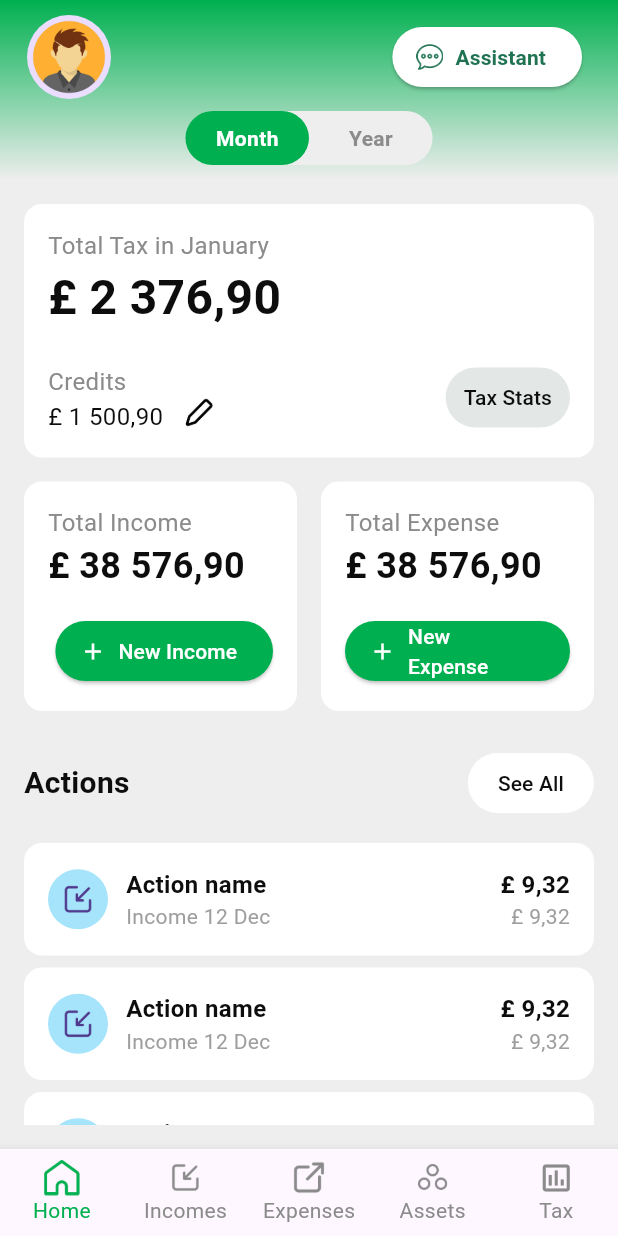
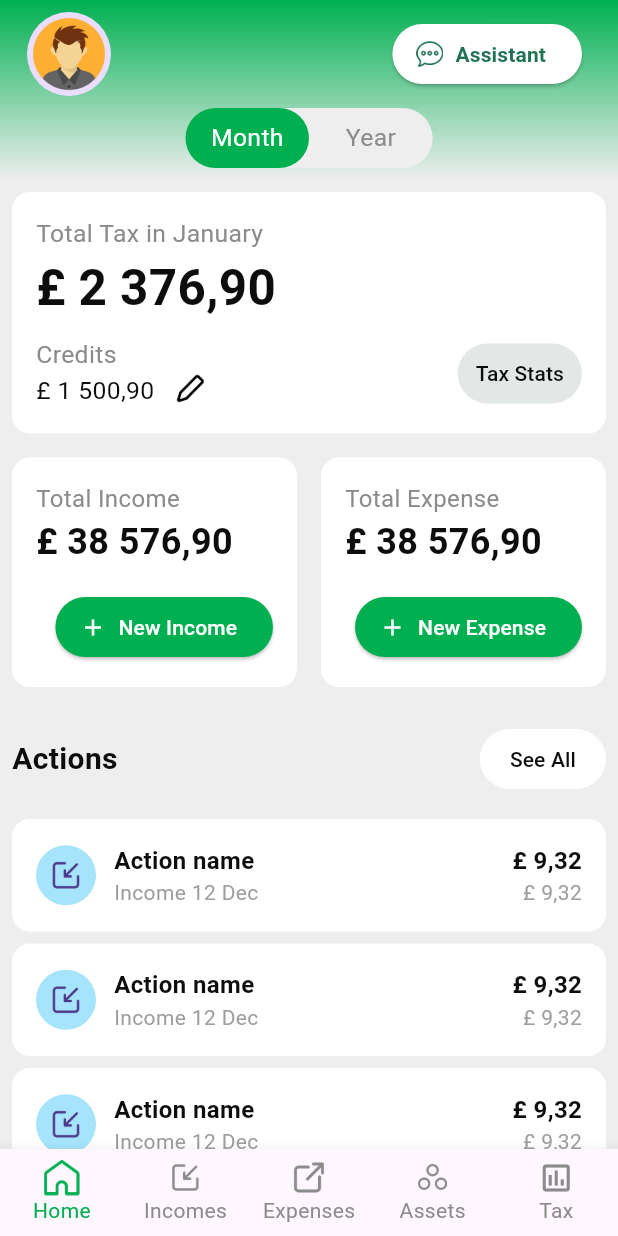
Before and after one commit to garimavirtual1234/ledger_demo, a Flutter app: the screen it shows after launch, on a phone screen of 412 x 824 dp. Run offline on Flutter 3.47's test engine with Material 3 defaults, Android fonts, the light colour scheme and no system bars; our stand-ins replace get; Roboto replaces fonts that are missing (Montserrat).

Commit message:
modify toggle button ui

```diff
--- a/lib/app/modules/home/view/home_page.dart
+++ b/lib/app/modules/home/view/home_page.dart
@@ -10,6 +10,7 @@ import '../widgets/action_list.dart';
 import '../widgets/summary_card_widget.dart';
 import '../widgets/toogle_button.dart';
 
+//his file is for managing app dashboard with most of the options of the app
 class FinanceDashboard extends StatelessWidget {
   const FinanceDashboard({super.key});
 
@@ -22,15 +23,11 @@ class FinanceDashboard extends StatelessWidget {
             centerTitle: true,
             toolbarHeight: 120,
             flexibleSpace: Container(
-             decoration:  BoxDecoration(
+              decoration: BoxDecoration(
                   gradient: LinearGradient(
                       begin: Alignment.topCenter,
                       end: Alignment.bottomCenter,
-                     colors: [
-                       kPrimaryColor!,
-                       kBgColor!
-                     ])
-             ),
+                      colors: [kPrimaryColor!, kBgColor!])),
               child: Column(
                 mainAxisAlignment: MainAxisAlignment.center,
                 children: [
@@ -41,11 +38,15 @@ class FinanceDashboard extends StatelessWidget {
                     ),
                     trailing: ElevatedButton.icon(
                       onPressed: () {},
-                     icon: ImageIcon(const AssetImage(chatIcon),color: kDarkGreenColor,),
-                     label: CustomizedTextWidget(textValue: AppConstants.assistant,style: TextStyle(
+                      icon: ImageIcon(
+                        const AssetImage(chatIcon),
                         color: kDarkGreenColor,
-                       fontWeight: FontWeight.bold
-                     ),),
+                      ),
+                      label: CustomizedTextWidget(
+                        textValue: AppConstants.assistant,
+                        style: TextStyle(
+                            color: kDarkGreenColor, fontWeight: FontWeight.bold),
+                      ),
                       style: ElevatedButton.styleFrom(
                         backgroundColor: kSecondaryColor,
                         shape: RoundedRectangleBorder(
@@ -58,14 +59,15 @@ class FinanceDashboard extends StatelessWidget {
                     height: 8,
                   ),
                   const ToggleButton()
-
                 ],
               ),
             ),
           ),
-         body: Padding(
-           padding: const EdgeInsets.all(16.0),
-           child: SingleChildScrollView(
+          body: LayoutBuilder(builder: (context, constraints) {
+            double fontSize = constraints.maxWidth * 0.10;
+            return SingleChildScrollView(
+              child: Padding(
+                padding: const EdgeInsets.all(8.0),
                 child: Column(
                   crossAxisAlignment: CrossAxisAlignment.start,
                   children: [
@@ -80,42 +82,41 @@ class FinanceDashboard extends StatelessWidget {
                         crossAxisAlignment: CrossAxisAlignment.start,
                         children: [
                           CustomizedTextWidget(
-                        textValue:
-                         AppConstants.totalTax,
-                         style: TextStyle(fontSize: 16, color: kSubtitleTextColor),
+                            textValue: AppConstants.totalTax,
+                            style: TextStyle(fontSize:fontSize*0.4, color: kSubtitleTextColor,),
                           ),
                           // const SizedBox(height: 5),
                           CustomizedTextWidget(
-                     textValue:  '${AppConstants.currency} 2 376,90',
-                         style: TextStyle(fontSize: 32, fontWeight: FontWeight.bold),
+                            textValue: '${AppConstants.currency} 2 376,90',
+                            style:
+                            TextStyle(fontSize: fontSize*0.8, fontWeight: FontWeight.bold),
                           ),
-       SizedBox(height: 20,),
+                          SizedBox(
+                            height: 10,
+                          ),
                           Row(
                             //mainAxisAlignment: MainAxisAlignment.,
                             crossAxisAlignment: CrossAxisAlignment.end,
                             children: [
                               Column(
                                 crossAxisAlignment: CrossAxisAlignment.start,
-
                                 children: [
                                   CustomizedTextWidget(
-                                 textValue:
-                                 AppConstants.credits,
-                                 style: TextStyle(fontSize: 16, color: kSubtitleTextColor),
+                                    textValue: AppConstants.credits,
+                                    style: TextStyle(
+                                        fontSize: fontSize*0.4, color: kSubtitleTextColor),
                                   ),
                                   CustomizedTextWidget(
-                                 textValue:   '${AppConstants.currency} 1 500,90',
-                                 style: TextStyle(fontSize: 16),
+                                    textValue: '${AppConstants.currency} 1 500,90',
+                                    style: TextStyle(fontSize: fontSize*0.4),
                                   ),
-
                                 ],
                               ),
-
                               IconButton(
                                   padding: EdgeInsets.only(top: 20),
                                   onPressed: () {},
-                              icon: const ImageIcon(AssetImage(penIcon),color : Colors.black,size: 20)
-                            ),
+                                  icon: const ImageIcon(AssetImage(penIcon),
+                                      color: Colors.black, size: 20)),
                               Expanded(child: Container()),
                               TextButton(
                                 onPressed: () {},
@@ -125,7 +126,10 @@ class FinanceDashboard extends StatelessWidget {
                                     borderRadius: BorderRadius.circular(30),
                                   ),
                                 ),
-                              child: CustomizedTextWidget(textValue: AppConstants.taxStats,style: TextStyle(color: kTextColor ),),
+                                child: CustomizedTextWidget(
+                                  textValue: AppConstants.taxStats,
+                                  style: TextStyle(color: kTextColor),
+                                ),
                               ),
                             ],
                           ),
@@ -138,8 +142,8 @@ class FinanceDashboard extends StatelessWidget {
                       children: [
                         Expanded(
                           child: SummaryCard(
-                         title: AppConstants.totalIncome,
-                         amount: '£ 38 576,90',
+                            title:AppConstants.totalIncome,
+                            amount: '${AppConstants.currency} 38 576,90',
                             buttonText: AppConstants.newIncome,
                             buttonColor: Colors.green,
                             onPressed: () {},
@@ -148,8 +152,8 @@ class FinanceDashboard extends StatelessWidget {
                         const SizedBox(width: 16),
                         Expanded(
                           child: SummaryCard(
-                         title: AppConstants.totalExpense,
-                         amount: '£ 38 576,90',
+                            title:AppConstants.totalExpense,
+                            amount: '${AppConstants.currency} 38 576,90',
                             buttonText: AppConstants.newExpense,
                             buttonColor: Colors.green,
                             onPressed: () {},
@@ -163,7 +167,7 @@ class FinanceDashboard extends StatelessWidget {
                       mainAxisAlignment: MainAxisAlignment.spaceBetween,
                       children: [
                         const CustomizedTextWidget(
-                      textValue:  'Actions',
+                          textValue: AppConstants.actions,
                           style: TextStyle(fontSize: 20, fontWeight: FontWeight.bold),
                         ),
                         TextButton(
@@ -175,32 +179,36 @@ class FinanceDashboard extends StatelessWidget {
                             ),
                           ),
                           child: Padding(
-                         padding: const EdgeInsets.only(left: 8,right: 8),
-                         child: CustomizedTextWidget(textValue: AppConstants.seeAll,style: TextStyle(color: kTextColor ),),
+                            padding: const EdgeInsets.only(left: 8, right: 8),
+                            child: CustomizedTextWidget(
+                              textValue: AppConstants.seeAll,
+                              style: TextStyle(color: kTextColor),
+                            ),
                           ),
                         ),
                       ],
                     ),
                     SizedBox(height: 16),
                     SizedBox(
-               height: getSize(context).height*0.4,
+                      height: getSize(context).height * 0.4,
                       child: ListView.builder(
+                          shrinkWrap: true,
                           physics: const NeverScrollableScrollPhysics(),
-                 shrinkWrap: true,
                           itemCount: 4,
-                   itemBuilder: (context,index){
-                   return ActionList(actionName: 'Action name',
+                          itemBuilder: (context, index) {
+                            return const ActionList(
+                                actionName: 'Action name',
                                 actionDate: 'Income 12 Dec',
                                 price: "${AppConstants.currency} 9,32",
-                       totalPrice: "${AppConstants.currency} 9,32", status: 'incoming');
+                                totalPrice: "${AppConstants.currency} 9,32",
+                                status: 'incoming');
                           }),
                     )
                   ],
                 ),
               ),
-         ),
-
-       ),
             );
+          }),
+        ));
   }
 }
--- a/lib/app/modules/home/view/landing_view.dart
+++ b/lib/app/modules/home/view/landing_view.dart
@@ -6,7 +6,9 @@ import '../../../utils/color_constant.dart';
 import '../../../utils/image_constant.dart';
 import '../controllers/landing_controller.dart';
 
-
+// The main landing screen of the app.
+// It serves as a central hub or entry point, displaying options and navigation
+// to different sections of the app.
 class LandingView extends GetView<LandingPageController> {
   const LandingView({super.key});
 
--- a/lib/app/modules/home/widgets/action_list.dart
+++ b/lib/app/modules/home/widgets/action_list.dart
@@ -25,8 +25,8 @@ class ActionList extends StatelessWidget {
   Widget build(BuildContext context) {
     return
       Container(
-        margin: EdgeInsets.only(bottom: 8),
-        padding: EdgeInsets.all(16),
+        margin: const EdgeInsets.only(bottom: 8),
+        padding: const EdgeInsets.all(16),
         decoration: BoxDecoration(
           color: Colors.white,
           borderRadius: BorderRadius.circular(12),
@@ -38,7 +38,7 @@ class ActionList extends StatelessWidget {
               children: [
                 status == 'incoming'? CircleAvatar(
                     backgroundColor: kIncomingBgColor,
-                    child: ImageIcon(AssetImage(incomeIcon))
+                    child: const ImageIcon(AssetImage(incomeIcon))
                 ):CircleAvatar(
                     backgroundColor: kOutGoingBgColor,
                     child: ImageIcon(AssetImage(expensesIcon))
--- a/lib/app/modules/home/widgets/summary_card_widget.dart
+++ b/lib/app/modules/home/widgets/summary_card_widget.dart
@@ -1,5 +1,6 @@
 import 'package:flutter/material.dart';
 import 'package:ledger_demo/app/utils/screen_size.dart';
+import 'package:ledger_demo/widgets/common_text.dart';
 
 import '../../../utils/color_constant.dart';
 
@@ -11,7 +12,7 @@ class SummaryCard extends StatelessWidget {
   final Color buttonColor;
   final VoidCallback onPressed;
 
-  const SummaryCard({
+  const SummaryCard({super.key,
     required this.title,
     required this.amount,
     required this.buttonText,
@@ -34,13 +35,13 @@ class SummaryCard extends StatelessWidget {
           Text(title, style:  TextStyle(fontSize: 16, color: kSubtitleTextColor),),
          // const SizedBox(height: 8),
           Text(amount, style: const TextStyle(fontSize: 24, fontWeight: FontWeight.bold)),
-           SizedBox(height: 16),
+           const SizedBox(height: 16),
           Align(
             alignment: Alignment.centerRight,
             child: ElevatedButton.icon(
               onPressed: onPressed,
               icon: const Icon(Icons.add),
-              label: Text(buttonText),
+              label: CustomizedTextWidget(textValue: buttonText),
               style: ElevatedButton.styleFrom(
                 backgroundColor: kPrimaryColor,
                 foregroundColor: kSecondaryColor,
--- a/lib/app/modules/home/widgets/toogle_button.dart
+++ b/lib/app/modules/home/widgets/toogle_button.dart
@@ -1,5 +1,6 @@
 import 'package:flutter/material.dart';
 import 'package:get/get.dart';
+import 'package:ledger_demo/widgets/common_text.dart';
 
 import '../../../utils/app_constant.dart';
 import '../../../utils/color_constant.dart';
@@ -7,15 +8,16 @@ import '../../../utils/screen_size.dart';
 import '../controllers/home_page_controller.dart';
 
 
-
-
+//
 class ToggleButton extends GetView<HomePageController> {
   const ToggleButton({super.key});
 
   @override
   Widget build(BuildContext context) {
     return
-     Obx(() {
+      LayoutBuilder(builder: (context, constraints) {
+        double fontSize = constraints.maxWidth * 0.10;
+         return Obx(() {
             return Container(
               width: getSize(context).width*0.4,
               decoration: BoxDecoration(
@@ -33,7 +35,7 @@ class ToggleButton extends GetView<HomePageController> {
                           controller.isMonthSelected.value = true;
                         },
                         child: Container(
-                      padding: EdgeInsets.symmetric(horizontal: 20, vertical: 8),
+                          padding: const EdgeInsets.symmetric(horizontal: 10, vertical: 8),
                           decoration: BoxDecoration(
                             color:  controller.isMonthSelected.value
                                 ? kPrimaryColor // Active color
@@ -41,13 +43,14 @@ class ToggleButton extends GetView<HomePageController> {
                             borderRadius: BorderRadius.circular(30),
                           ),
                           child: Center(
-                        child: Text(
-                          "Month",
+                            child: CustomizedTextWidget(
+                           textValue:    AppConstants.month,
                               style: TextStyle(
                                 color:  controller.isMonthSelected.value
-                                ? Colors.white
-                                : Colors.grey[700], // Inactive text color
-                            fontWeight: FontWeight.bold,
+                                    ? kSecondaryColor
+                                    : kSubtitleTextColor, // Inactive text color
+                               // fontWeight: FontWeight.bold,
+                                fontSize: fontSize*0.4
                               ),
                             ),
                           ),
@@ -69,15 +72,16 @@ class ToggleButton extends GetView<HomePageController> {
                             borderRadius: BorderRadius.circular(30),
                           ),
                           child: Center(
-                        child: Text(
+                            child: CustomizedTextWidget(
 
-                          AppConstants.year,
+                            textValue:   AppConstants.year,
                               style: TextStyle(
                                 color:  controller.isMonthSelected.value
                                     ?
                                 kSubtitleTextColor
                                     : kSecondaryColor ,// Inactive text color
-                            fontWeight: FontWeight.bold,
+                               // fontWeight: FontWeight.bold,
+                                  fontSize: fontSize*0.4
                               ),
                             ),
                           ),
@@ -89,6 +93,8 @@ class ToggleButton extends GetView<HomePageController> {
               ),
             );
           });
+       }
+     );
 
   }
 }
--- a/lib/app/modules/splash/view/splash_screen.dart
+++ b/lib/app/modules/splash/view/splash_screen.dart
@@ -1,18 +1,14 @@
 
 import 'dart:async';
-
 import 'package:flutter/material.dart';
 import 'package:get/get.dart';
-
-
-
-
 import '../../../routes/app_route.dart';
 import '../../../utils/color_constant.dart';
 import '../../../utils/image_constant.dart';
 import '../../../utils/screen_size.dart';
 
-
+// A splash screen widget that displays an introductory screen for 3 seconds
+// before navigating to the main screen.
 class SplashScreen extends StatefulWidget {
   const SplashScreen({
     Key? key,
@@ -24,9 +20,10 @@ class SplashScreen extends StatefulWidget {
 
 class _SplashScreenState extends State<SplashScreen> {
 
-@override
+  @override
   void initState() {
     super.initState();
+
     Timer(Duration(seconds: 3),
             ()=> Get.offAllNamed(AppRoute.landingScreen)
 
@@ -36,21 +33,23 @@ class _SplashScreenState extends State<SplashScreen> {
   @override
   Widget build(BuildContext context) {
     return Scaffold(
-      backgroundColor: Colors.white,
+      backgroundColor: kSecondaryColor,
       body: Column(
         crossAxisAlignment: CrossAxisAlignment.stretch,
         mainAxisAlignment: MainAxisAlignment.center,
         children: [
+
           Image.asset(
-            appIconImage,
+            appIconImage,// Image asset for the app icon.
             height: getSize(context).height * 0.3,
-            width: getSize(context).height * 0.3,
+            width: getSize(context).width * 0.3,
             fit: BoxFit.fitHeight,
           ),
           SizedBox(
             height: getSize(context).height * 0.1,
           ),
-       Center(
+
+          Center(
             child: CircularProgressIndicator(
               valueColor: AlwaysStoppedAnimation<Color>(kPrimaryColor!),
             ),
--- a/lib/app/utils/app_constant.dart
+++ b/lib/app/utils/app_constant.dart
@@ -23,6 +23,7 @@ class AppConstants{
   static const credits = "Credits";
   static const currency = "£";
   static const seeAll = "See All";
+  static const actions = "Actions";
 
 
 
--- a/lib/app/utils/color_constant.dart
+++ b/lib/app/utils/color_constant.dart
@@ -14,25 +14,6 @@ Color kOutGoingBgColor = const Color(0xFFD7EFA3);
 Color kDarkGreenColor = const Color(0xFF207352);
 
 
-Color? kTealColor = const Color(0XFF28B59D);
-Color? kOrangeAccentColor = const Color(0xFFFFD0B3);
-
-Color? kTextColorRed = const Color(0xFFF4517E);
-Color buttonFirstColor =  const Color(0xFFEF3B85);
-Color welcomeButtonColor =  const Color(0xFF747373);
-Color buttonSecondColor =  const Color(0xFFF01828);
-Color transparentColor =  const Color(0xFFFFFFFF);
-
-Color gradientColorOne =  const Color(0xFFC7D4F9);
-Color gradientColorTwo =  const Color(0xFFC9D3EC);
-Color gradientColorThree =  const Color(0xFFE8EBF4);
-Color gradientColorFour =  const Color(0xFFF4C8D7);
-Color gradientColorFive =  const Color(0xFFFFF5EB);
-Color badgeTextLevelColour =  const Color(0xFFF11B30);
-Color imageCardBackgroundColor =  const Color(0xFFE80663);
-Color dividerColor =  const Color(0xFFD9D9D9);
-Color blackTextColor =  const Color(0xFF212529);
-Color notificationTextColor =  const Color(0xFF343434);
 
 ThemeData themeData() {
   return ThemeData(
--- a/lib/main.dart
+++ b/lib/main.dart
@@ -1,4 +1,5 @@
 import 'package:flutter/material.dart';
+import 'package:flutter/services.dart';
 import 'package:get/get_navigation/src/root/get_material_app.dart';
 import 'package:get/get_navigation/src/routes/transitions_type.dart';
 
@@ -8,8 +9,13 @@ import 'app/routes/app_route.dart';
 import 'app/utils/app_constant.dart';
 import 'app/utils/color_constant.dart';
 
+// first function that will be called when app starts
 void main() {
-  //this function
+
+  SystemChrome.setSystemUIOverlayStyle(SystemUiOverlayStyle(
+      statusBarColor: kPrimaryColor
+  ));
+
   runApp(const MyApp());
 }
 
@@ -17,7 +23,6 @@ class MyApp extends StatelessWidget {
   const MyApp({super.key});
 
   // This widget is the root of your application.
-
   @override
   Widget build(BuildContext context) {
     return GetMaterialApp(
```
Lines whose indentation alone changed are shown as unchanged.
